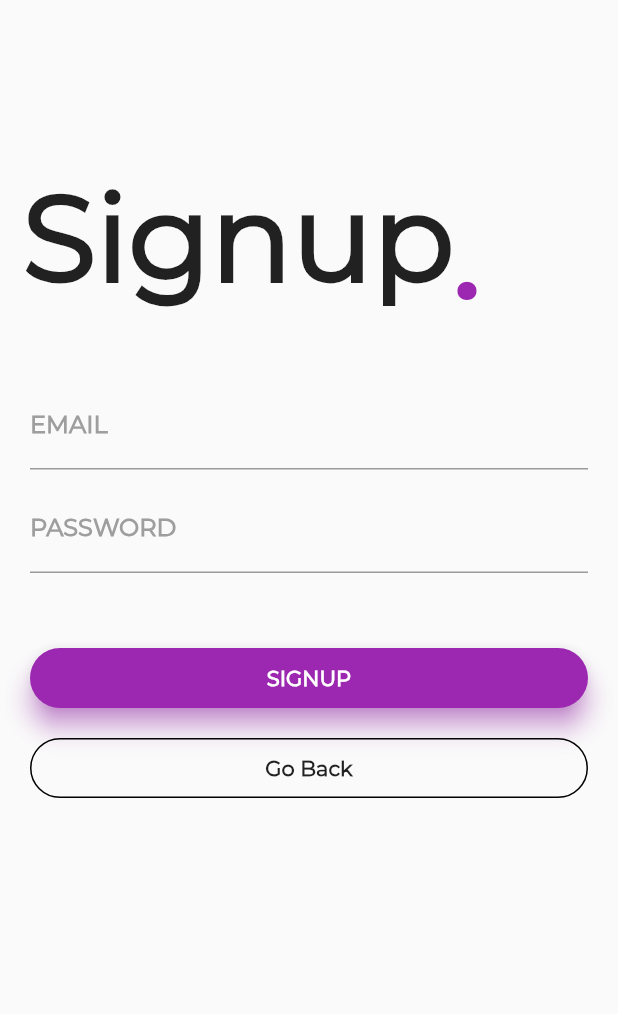
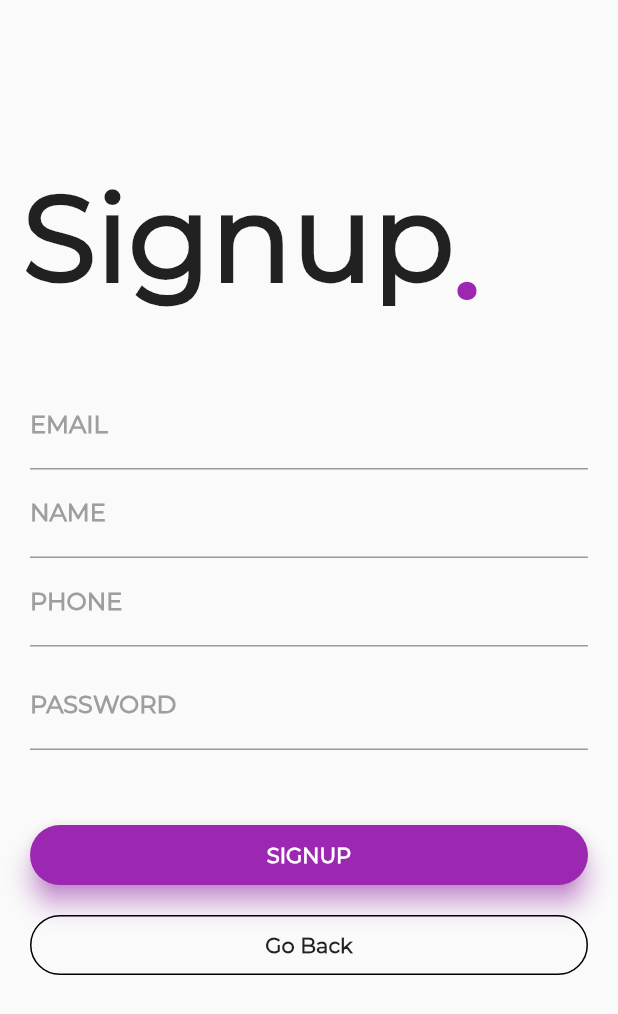
Before and after one commit to CFGIndia20/team-33, a Flutter app: the SignupPage screen opened by its route, after a tap on "SIGNUP", on a phone screen of 412 x 824 dp. Shown: the top 1014 px of the screen. Run offline on Flutter 3.47's test engine with Material 2 defaults, Android fonts, the phone set to English and light mode, and no system bars; our stand-ins replace cloud_firestore, firebase_auth; accounts and stored records are empty; network calls fail.

Commit message:
add firestore sdk and add userData on signup in user model

```diff
--- a/mobile-app/team33_umeed/lib/signup.dart
+++ b/mobile-app/team33_umeed/lib/signup.dart
@@ -12,17 +12,20 @@ class SignupPage extends StatefulWidget {
 }
 
 class _SignupPageState extends State<SignupPage> {
+  final _formKey = GlobalKey<FormState>();
   var _auth = FirebaseAuth.instance;
+  var emailController = TextEditingController();
+  var passwordController = TextEditingController();
+  var _isLoading = false;
 
-  var emailController = TextEditingController();
-
-  var passwordController = TextEditingController();
-
-  var _isLoading = false;
+  var _userEmail = '';
+  var _userName = '';
+  var _userPhone = '';
 
   void handleRegister() async {
     print("akash");
     AuthResult authResult;
+    _formKey.currentState.save();
     try {
       setState(() {
         _isLoading = true;
@@ -32,6 +35,15 @@ class _SignupPageState extends State<SignupPage> {
           email: emailController.text, password: passwordController.text);
 
       print(authResult);
+
+      await Firestore.instance
+          .collection('users')
+          .document(authResult.user.uid)
+          .setData({
+        'username': _userName,
+        'email': emailController.text,
+        'phone': _userPhone,
+      });
 
       Navigator.of(context).pushReplacementNamed('/home');
     } on PlatformException catch (err) {
@@ -87,9 +99,11 @@ class _SignupPageState extends State<SignupPage> {
               ),
               Container(
                   padding: EdgeInsets.only(top: 35.0, left: 20.0, right: 20.0),
+                  child: Form(
+                    key: _formKey,
                     child: Column(
                       children: <Widget>[
-                      TextField(
+                        TextFormField(
                           controller: emailController,
                           decoration: InputDecoration(
                               labelText: 'EMAIL',
@@ -100,26 +114,45 @@ class _SignupPageState extends State<SignupPage> {
                               // hintText: 'EMAIL',
                               // hintStyle: ,
                               focusedBorder: UnderlineInputBorder(
-                                borderSide: BorderSide(color: Colors.purple))),
+                                  borderSide:
+                                      BorderSide(color: Colors.purple))),
                         ),
-                      // TextField(
-                      //   decoration: InputDecoration(
-                      //     labelText: 'PHONE',
-                      //     labelStyle: TextStyle(
-                      //         fontFamily: 'Montserrat',
-                      //         fontWeight: FontWeight.bold,
-                      //         color: Colors.grey),
-                      //     // hintText: 'EMAIL',
-                      //     // hintStyle: ,
+                        TextFormField(
+                          decoration: InputDecoration(
+                              labelText: 'NAME',
+                              labelStyle: TextStyle(
+                                  fontFamily: 'Montserrat',
+                                  fontWeight: FontWeight.bold,
+                                  color: Colors.grey),
+                              // hintText: 'EMAIL',
+                              // hintStyle: ,
+                              focusedBorder: UnderlineInputBorder(
+                                  borderSide:
+                                      BorderSide(color: Colors.purple))),
+                          onSaved: (value) {
+                            _userName = value;
+                          },
+                        ),
+                        TextFormField(
+                          decoration: InputDecoration(
+                            labelText: 'PHONE',
+                            labelStyle: TextStyle(
+                                fontFamily: 'Montserrat',
+                                fontWeight: FontWeight.bold,
+                                color: Colors.grey),
+                            // hintText: 'EMAIL',
+                            // hintStyle: ,
 
-                      //     focusedBorder: UnderlineInputBorder(
-                      //         borderSide: BorderSide(color: Colors.purple)),
-                      //   ),
-                      //   controller: emailController,
-                      //   keyboardType: TextInputType.number,
-                      // ),
+                            focusedBorder: UnderlineInputBorder(
+                                borderSide: BorderSide(color: Colors.purple)),
+                          ),
+                          keyboardType: TextInputType.number,
+                          onSaved: (value) {
+                            _userPhone = value;
+                          },
+                        ),
                         SizedBox(height: 10.0),
-                      TextField(
+                        TextFormField(
                           decoration: InputDecoration(
                               labelText: 'PASSWORD ',
                               labelStyle: TextStyle(
@@ -127,7 +160,8 @@ class _SignupPageState extends State<SignupPage> {
                                   fontWeight: FontWeight.bold,
                                   color: Colors.grey),
                               focusedBorder: UnderlineInputBorder(
-                                borderSide: BorderSide(color: Colors.purple))),
+                                  borderSide:
+                                      BorderSide(color: Colors.purple))),
                           controller: passwordController,
                           obscureText: true,
                         ),
@@ -158,7 +192,6 @@ class _SignupPageState extends State<SignupPage> {
                                 ),
                               ),
                             )),
-
                         SizedBox(height: 20.0),
                         Container(
                           height: 40.0,
@@ -185,6 +218,7 @@ class _SignupPageState extends State<SignupPage> {
                           ),
                         ),
                       ],
+                    ),
                   )),
             ])
           : Center(child: CircularProgressIndicator()),
```
Lines whose indentation alone changed are shown as unchanged.
